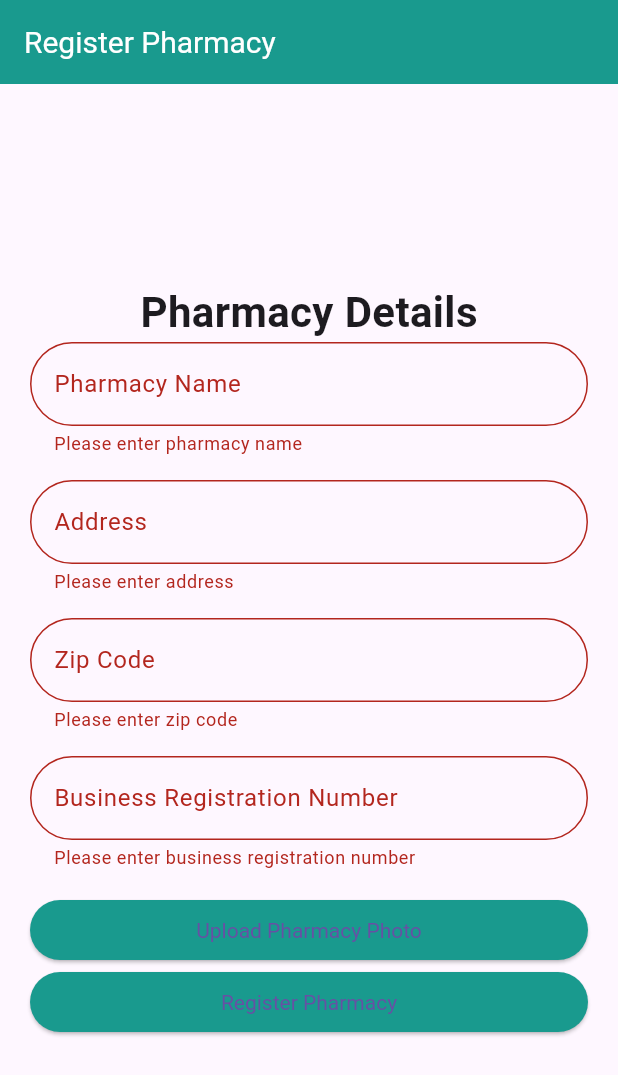
After one commit to NightKing-V/MobAppDevProj---MedicineDeliveryApp, a Flutter app: the RegisterPharmacyPage screen opened directly, after a tap on "Register Pharmacy", on a phone screen of 412 x 824 dp. The commit adds this screen. Shown: the top 1075 px of the screen. Run offline on Flutter 3.47's test engine with Material 3 defaults, Android fonts, the phone set to English and light mode, and no system bars; our stand-ins replace image_picker.

Commit message:
podi
podi

```diff
--- a/Medicinedeliveryapp/lib/models/config.dart
+++ b/Medicinedeliveryapp/lib/models/config.dart
@@ -1,3 +1,3 @@
 class API {
-  static const String API_URL = "http://localhost:3000/api";
+  static const String API_URL = "http://192.168.8.141:3000/api";
 }
--- /dev/null
+++ b/Medicinedeliveryapp/lib/pages/authentication/pharmacysignup.dart
@@ -0,0 +1,195 @@
+import 'dart:io';
+import 'package:flutter/cupertino.dart';
+import 'package:flutter/material.dart';
+import 'package:image_picker/image_picker.dart';
+
+class RegisterPharmacyPage extends StatefulWidget {
+  @override
+  _RegisterPharmacyPageState createState() => _RegisterPharmacyPageState();
+}
+
+class _RegisterPharmacyPageState extends State<RegisterPharmacyPage> {
+  Color customColor = Color.fromARGB(255, 25, 154, 142);
+  final _formKey = GlobalKey<FormState>();
+  final picker = ImagePicker();
+  XFile? _imageFile;
+
+  String _pharmacyName = "";
+  String _address = "";
+  String _zipCode = "";
+  String _businessRegistration = "";
+
+  @override
+  Widget build(BuildContext context) {
+    return Scaffold(
+      appBar: AppBar(
+        title: Text(
+          'Register Pharmacy',
+          style: TextStyle(color: Colors.white, fontSize: 20.0),
+        ),
+        backgroundColor: customColor,
+        iconTheme: IconThemeData(color: Colors.white),
+      ),
+      body: Center(
+        child: SingleChildScrollView(
+          padding: EdgeInsets.all(20.0),
+          child: Form(
+            key: _formKey,
+            child: Column(
+              crossAxisAlignment: CrossAxisAlignment.stretch,
+              mainAxisAlignment: MainAxisAlignment.center,
+              children: [
+                Align(
+                  alignment: Alignment.center,
+                  child: Text(
+                    'Pharmacy Details',
+                    style: TextStyle(
+                      fontSize: 28.0,
+                      fontWeight: FontWeight.bold,
+                    ),
+                  ),
+                ),
+                // Pharmacy Name Textfield
+                TextFormField(
+                  decoration: InputDecoration(
+                    labelText: 'Pharmacy Name',
+                    border: OutlineInputBorder(
+                      borderRadius: BorderRadius.circular(30.0),
+                    ),
+                  ),
+                  validator: (value) {
+                    if (value!.isEmpty) {
+                      return 'Please enter pharmacy name';
+                    }
+                    return null;
+                  },
+                  onSaved: (newValue) {
+                    setState(() {
+                      _pharmacyName = newValue!;
+                    });
+                  },
+                ),
+                SizedBox(height: 16.0),
+                // Address Textfield
+                TextFormField(
+                  decoration: InputDecoration(
+                    labelText: 'Address',
+                    border: OutlineInputBorder(
+                      borderRadius: BorderRadius.circular(30.0),
+                    ),
+                  ),
+                  validator: (value) {
+                    if (value!.isEmpty) {
+                      return 'Please enter address';
+                    }
+                    return null;
+                  },
+                  onSaved: (newValue) {
+                    setState(() {
+                      _address = newValue!;
+                    });
+                  },
+                ),
+                SizedBox(height: 16.0),
+                // Zip Code Textfield
+                TextFormField(
+                  decoration: InputDecoration(
+                    labelText: 'Zip Code',
+                    border: OutlineInputBorder(
+                      borderRadius: BorderRadius.circular(30.0),
+                    ),
+                  ),
+                  keyboardType: TextInputType.number,
+                  validator: (value) {
+                    if (value!.isEmpty) {
+                      return 'Please enter zip code';
+                    }
+                    return null;
+                  },
+                  onSaved: (newValue) {
+                    setState(() {
+                      _zipCode = newValue!;
+                    });
+                  },
+                ),
+                SizedBox(height: 16.0),
+                // Business Registration Textfield
+                TextFormField(
+                  decoration: InputDecoration(
+                    labelText: 'Business Registration Number',
+                    border: OutlineInputBorder(
+                      borderRadius: BorderRadius.circular(30.0),
+                    ),
+                  ),
+                  validator: (value) {
+                    if (value!.isEmpty) {
+                      return 'Please enter business registration number';
+                    }
+                    return null;
+                  },
+                  onSaved: (newValue) {
+                    setState(() {
+                      _businessRegistration = newValue!;
+                    });
+                  },
+                ),
+                SizedBox(height: 16.0),
+                // Image Picker Button
+                ElevatedButton(
+                  onPressed: () {
+                    _getImage();
+                  },
+                  child: Text('Upload Pharmacy Photo'),
+                  style: ElevatedButton.styleFrom(
+                    backgroundColor: customColor,
+                    shape: RoundedRectangleBorder(
+                      borderRadius: BorderRadius.circular(30.0),
+                    ),
+                    textStyle: TextStyle(color: Colors.white),
+                  ),
+                ),
+                if (_imageFile != null) SizedBox(height: 16.0),
+                if (_imageFile != null)
+                  // Display Selected Image
+                  Container(
+                    decoration: BoxDecoration(
+                      border: Border.all(color: Colors.grey),
+                      borderRadius: BorderRadius.circular(10.0),
+                    ),
+                    child: ClipRRect(
+                      borderRadius: BorderRadius.circular(10.0),
+                      child: Image.file(File(_imageFile!.path)),
+                    ),
+                  ),
+                ElevatedButton(
+                  onPressed: () {
+                    if (_formKey.currentState!.validate()) {
+                      _formKey.currentState!.save();
+                    }
+                  },
+                  child: Text('Register Pharmacy'),
+                  style: ElevatedButton.styleFrom(
+                    backgroundColor: customColor,
+                    shape: RoundedRectangleBorder(
+                      borderRadius: BorderRadius.circular(30.0),
+                    ),
+                    textStyle: TextStyle(color: Colors.white),
+                  ),
+                ),
+              ],
+            ),
+          ),
+        ),
+      ),
+    );
+  }
+
+  Future<void> _getImage() async {
+    final pickedFile = await picker.pickImage(source: ImageSource.gallery);
+    setState(() {
+      if (pickedFile != null) {
+        _imageFile = pickedFile;
+      }
+    });
+  }
+}
```
Also changed, not shown: Medicinedeliveryapp/lib/pages/authentication/signup_page.dart (+41 -10 lines).
